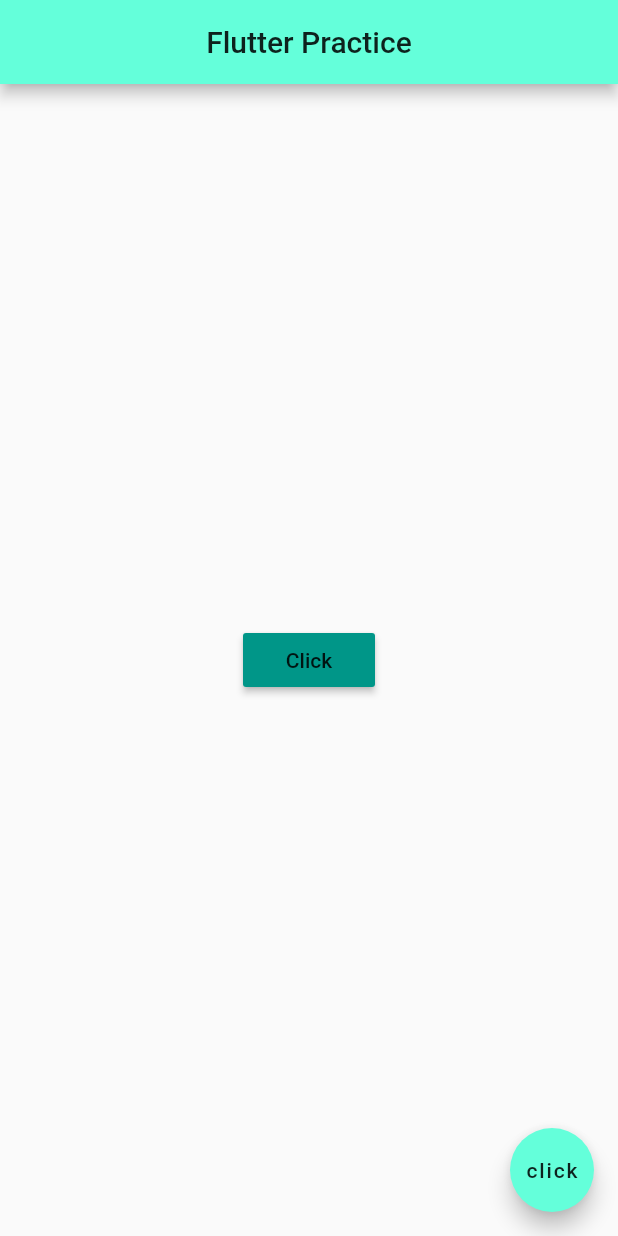
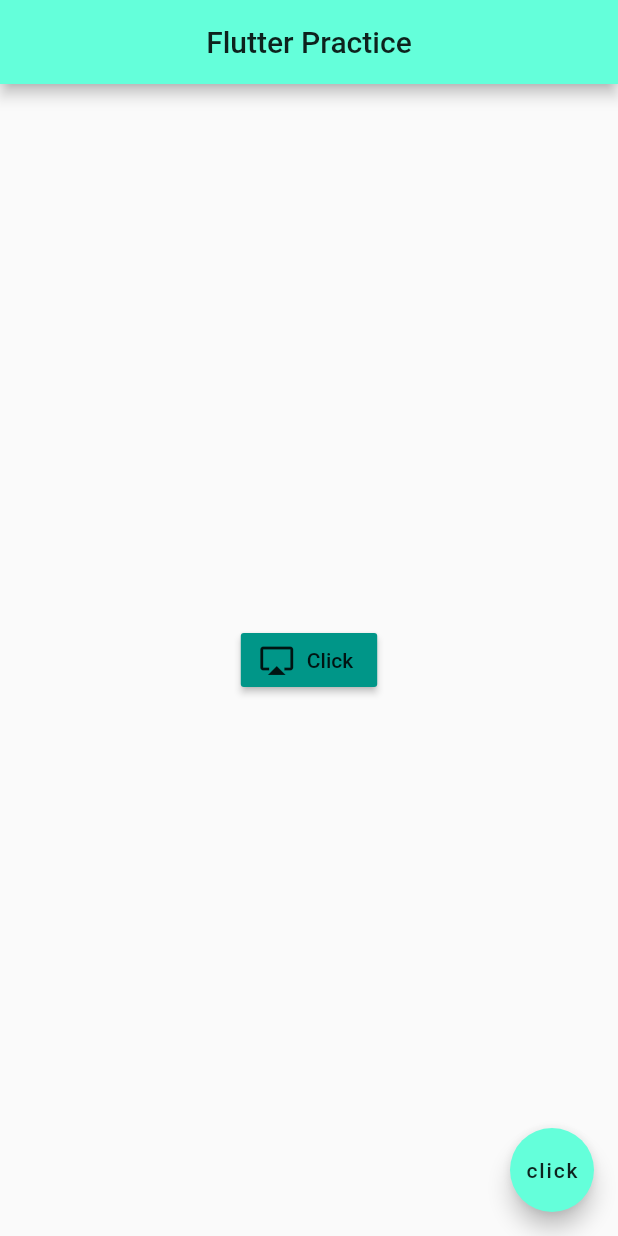
Before and after one commit to Mourud/flutter-practice-app, a Flutter app: the screen it shows after launch, on a phone screen of 412 x 824 dp. Run offline on Flutter 3.47's test engine with Material 2 defaults, Android fonts, the phone set to English and light mode, and no system bars.

Commit message:
tested button.icon

```diff
--- a/lib/main.dart
+++ b/lib/main.dart
@@ -16,11 +16,14 @@ class Home extends StatelessWidget {
         backgroundColor: Colors.tealAccent,
       ),
       body: Center(
-        child: RaisedButton(
+        child: RaisedButton.icon(
           onPressed: () {
             print('Clicked');
           },
-          child: Text("Click"),
+          icon: Icon(
+            Icons.airplay,
+          ),
+          label: Text("Click"),
           color: Colors.teal,
         ),
       ),
```
